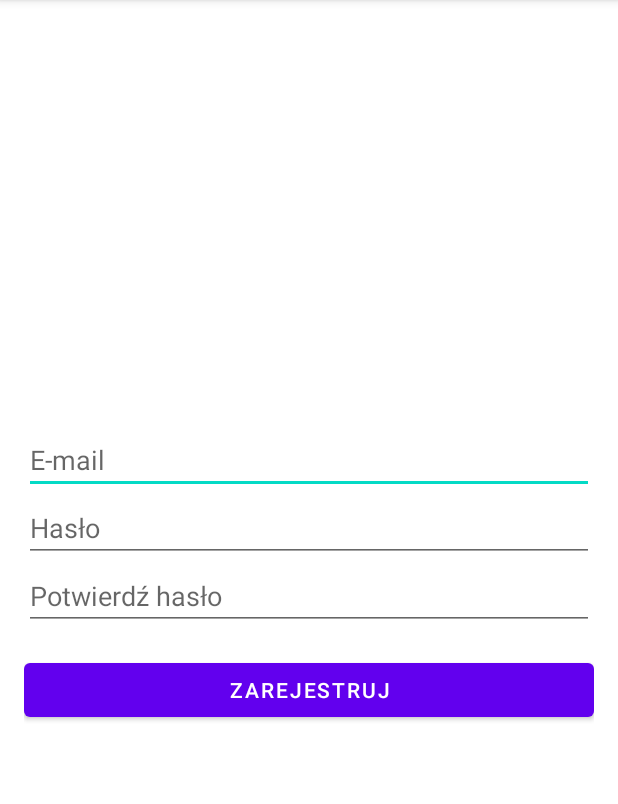
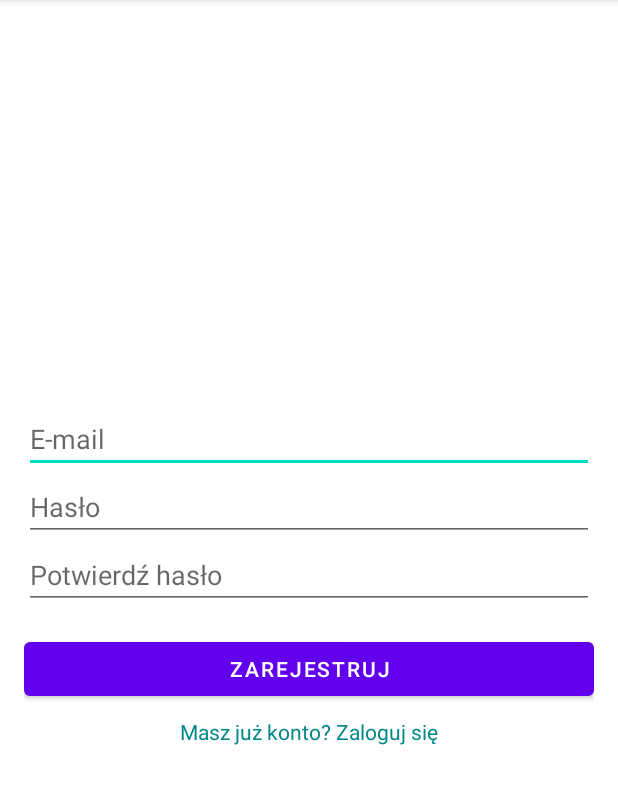
Before and after one commit to wiktoz/zoo_app, an Android app: the screen it shows after launch (RegisterActivity), after a tap on "Zarejestruj", on a phone screen of 412 x 824 dp, the part 84-888 px from its top. Run offline under Robolectric (Android 15) with nearby library versions, the phone set to English and light mode, and no system bars.

Commit message:
fix routing

```diff
--- a/app/src/main/AndroidManifest.xml
+++ b/app/src/main/AndroidManifest.xml
@@ -31,8 +31,6 @@
             </intent-filter>
         </activity>
 
-        <!-- Forgot Password Activity -->
-        <activity android:name=".ForgotPasswordActivity" />
 
         <!-- Register Activity -->
         <activity android:name=".RegisterActivity" />
--- a/app/src/main/java/com/example/blog_app_new/LoginActivity.java
+++ b/app/src/main/java/com/example/blog_app_new/LoginActivity.java
@@ -23,14 +23,7 @@ public class LoginActivity extends AppCompatActivity {
         setContentView(R.layout.activity_login);
 
         // Find views
-        TextView textViewForgotPassword = findViewById(R.id.textViewForgotPassword);
         TextView textViewRegister = findViewById(R.id.textViewRegister);
-
-        // Navigate to ForgotPasswordActivity
-        textViewForgotPassword.setOnClickListener(v -> {
-            Intent intent = new Intent(LoginActivity.this, ForgotPasswordActivity.class);
-            startActivity(intent);
-        });
 
         // Navigate to RegisterActivity
         textViewRegister.setOnClickListener(v -> {
@@ -46,25 +39,26 @@ public class LoginActivity extends AppCompatActivity {
             String username = editTextUsername.getText().toString().trim();
             String password = editTextPassword.getText().toString().trim();
 
-            // Simulate authentication (replace with real authentication logic)
             if (username.equals("user") && password.equals("password")) {
-                // Authentication successful
                 Intent intent = new Intent(LoginActivity.this, MainActivity.class);
                 startActivity(intent);
-                finish(); // Close LoginActivity so user can't go back to it
+                finish();
             } else {
                 // Authentication failed
                 Toast.makeText(LoginActivity.this, "Invalid credentials", Toast.LENGTH_SHORT).show();
             }
         });
 
-        // Force `isLoggedIn` to false for development
         SharedPreferences preferences = getSharedPreferences("MyAppPrefs", MODE_PRIVATE);
+        boolean isLoggedIn = preferences.getBoolean("isLoggedIn", false);
+        if (isLoggedIn) {
+            Intent intent = new Intent(LoginActivity.this, MainActivity.class);
+            startActivity(intent);
+            finish();
+        }
+
         SharedPreferences.Editor editor = preferences.edit();
-        editor.putBoolean("isLoggedIn", false);
+        editor.putBoolean("isLoggedIn", true);
         editor.apply();
-
-        // Always show the login screen
-        // If you need to disable this for production, remove the line above
     }
 }
--- a/app/src/main/java/com/example/blog_app_new/RegisterActivity.java
+++ b/app/src/main/java/com/example/blog_app_new/RegisterActivity.java
@@ -1,8 +1,10 @@
 package com.example.blog_app_new;
 
+import android.content.Intent;
 import android.os.Bundle;
 import android.widget.Button;
 import android.widget.EditText;
+import android.widget.TextView;
 import android.widget.Toast;
 
 import androidx.appcompat.app.AppCompatActivity;
@@ -18,6 +20,16 @@ public class RegisterActivity extends AppCompatActivity {
         EditText editTextPassword = findViewById(R.id.editTextPassword);
         EditText editTextConfirmPassword = findViewById(R.id.editTextConfirmPassword);
         Button buttonRegister = findViewById(R.id.buttonRegister);
+
+
+
+        TextView textViewLogin = findViewById(R.id.textViewLogin);
+
+        // Navigate to RegisterActivity
+        textViewLogin.setOnClickListener(v -> {
+            finish();
+        });
+
 
         buttonRegister.setOnClickListener(v -> {
             String email = editTextEmail.getText().toString().trim();
--- a/app/src/main/res/layout/activity_register.xml
+++ b/app/src/main/res/layout/activity_register.xml
@@ -38,6 +38,16 @@
             android:layout_height="wrap_content"
             android:text="Zarejestruj"
             android:layout_marginTop="16dp" />
+
+        <TextView
+            android:id="@+id/textViewLogin"
+            android:layout_width="wrap_content"
+            android:layout_height="wrap_content"
+            android:text="Masz już konto? Zaloguj się"
+            android:textColor="@color/teal_700"
+            android:layout_marginTop="8dp"
+            android:clickable="true"
+            android:focusable="true" />
     </LinearLayout>
 
 </androidx.constraintlayout.widget.ConstraintLayout>
```
Also changed, not shown: app/src/main/java/com/example/blog_app_new/ForgotPasswordActivity.java (deleted, +0 -30 lines), app/src/main/res/layout/activity_forgot_password.xml (deleted, +0 -29 lines), app/src/main/res/layout/activity_login.xml (+0 -9 lines).
